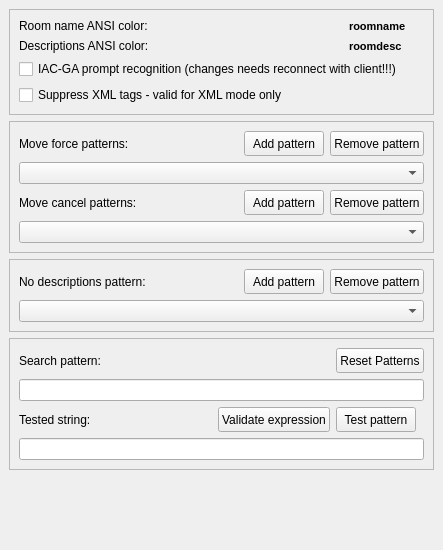
Qt form src/preferences/parserpage.ui (MUME/MMapper) before a commit.
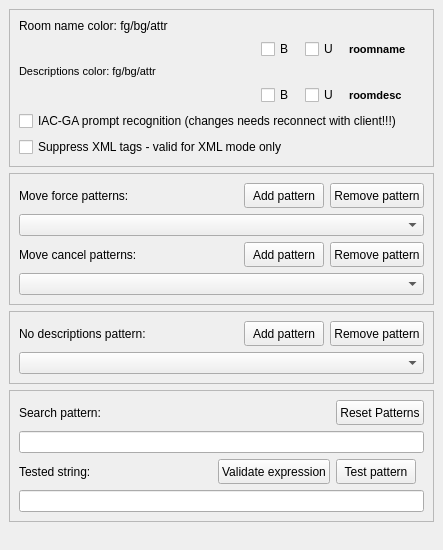
The same form after that commit. Custom widgets are drawn as their Qt base class.

Commit message: new color selection implemented

```diff
--- a/src/preferences/parserpage.ui
+++ b/src/preferences/parserpage.ui
@@ -29,27 +29,14 @@
   <property name="windowTitle" >
    <string>Form1</string>
   </property>
-  <layout class="QGridLayout" >
+  <layout class="QVBoxLayout" >
    <property name="margin" >
     <number>9</number>
    </property>
    <property name="spacing" >
     <number>6</number>
    </property>
-   <item row="4" column="0" >
-    <spacer>
-     <property name="orientation" >
-      <enum>Qt::Vertical</enum>
-     </property>
-     <property name="sizeHint" >
-      <size>
-       <width>341</width>
-       <height>25</height>
-      </size>
-     </property>
-    </spacer>
-   </item>
-   <item row="0" column="0" >
+   <item>
     <widget class="QFrame" name="frame_4" >
      <property name="frameShape" >
       <enum>QFrame::StyledPanel</enum>
@@ -64,14 +51,47 @@
       <property name="spacing" >
        <number>6</number>
       </property>
-      <item row="3" column="0" colspan="3" >
+      <item row="2" column="3" colspan="2" >
+       <widget class="QLabel" name="roomDescColorLabel" >
+        <property name="text" >
+         <string/>
+        </property>
+       </widget>
+      </item>
+      <item row="0" column="3" colspan="2" >
+       <widget class="QLabel" name="roomNameColorLabel" >
+        <property name="text" >
+         <string/>
+        </property>
+       </widget>
+      </item>
+      <item row="1" column="1" >
+       <widget class="AnsiCombo" name="roomNameAnsiColorBG" />
+      </item>
+      <item row="3" column="1" >
+       <widget class="AnsiCombo" name="roomDescAnsiColorBG" />
+      </item>
+      <item row="5" column="0" colspan="5" >
        <widget class="QCheckBox" name="suppressXmlTagsCheckBox" >
         <property name="text" >
          <string>Suppress XML tags - valid for XML mode only</string>
         </property>
        </widget>
       </item>
-      <item row="1" column="2" >
+      <item row="4" column="0" colspan="5" >
+       <widget class="QCheckBox" name="IACPromptCheckBox" >
+        <property name="text" >
+         <string>IAC-GA prompt recognition (changes needs reconnect with client!!!)</string>
+        </property>
+       </widget>
+      </item>
+      <item row="1" column="0" >
+       <widget class="AnsiCombo" name="roomNameAnsiColor" />
+      </item>
+      <item row="3" column="0" >
+       <widget class="AnsiCombo" name="roomDescAnsiColor" />
+      </item>
+      <item row="3" column="4" >
        <widget class="QLabel" name="labelRoomDesc" >
         <property name="sizePolicy" >
          <sizepolicy>
@@ -103,7 +123,72 @@
         </property>
        </widget>
       </item>
-      <item row="0" column="2" >
+      <item row="2" column="0" colspan="3" >
+       <widget class="QLabel" name="textLabel1_7" >
+        <property name="minimumSize" >
+         <size>
+          <width>280</width>
+          <height>0</height>
+         </size>
+        </property>
+        <property name="text" >
+         <string>&lt;html>&lt;head>&lt;meta name="qrichtext" content="1" />&lt;/head>&lt;body style=" white-space: pre-wrap; font-family:MS Shell Dlg; font-size:8.25pt; font-weight:400; font-style:normal; text-decoration:none;">&lt;p style=" margin-top:0px; margin-bottom:0px; margin-left:0px; margin-right:0px; -qt-block-indent:0; text-indent:0px; font-size:8pt;">Descriptions color: fg/bg/attr&lt;/p>&lt;/body>&lt;/html></string>
+        </property>
+       </widget>
+      </item>
+      <item row="1" column="2" >
+       <widget class="QCheckBox" name="roomNameAnsiBold" >
+        <property name="maximumSize" >
+         <size>
+          <width>38</width>
+          <height>16777215</height>
+         </size>
+        </property>
+        <property name="text" >
+         <string>B</string>
+        </property>
+       </widget>
+      </item>
+      <item row="1" column="3" >
+       <widget class="QCheckBox" name="roomNameAnsiUnderline" >
+        <property name="maximumSize" >
+         <size>
+          <width>38</width>
+          <height>16777215</height>
+         </size>
+        </property>
+        <property name="text" >
+         <string>U</string>
+        </property>
+       </widget>
+      </item>
+      <item row="3" column="3" >
+       <widget class="QCheckBox" name="roomDescAnsiUnderline" >
+        <property name="maximumSize" >
+         <size>
+          <width>38</width>
+          <height>16777215</height>
+         </size>
+        </property>
+        <property name="text" >
+         <string>U</string>
+        </property>
+       </widget>
+      </item>
+      <item row="3" column="2" >
+       <widget class="QCheckBox" name="roomDescAnsiBold" >
+        <property name="maximumSize" >
+         <size>
+          <width>38</width>
+          <height>16777215</height>
+         </size>
+        </property>
+        <property name="text" >
+         <string>B</string>
+        </property>
+       </widget>
+      </item>
+      <item row="1" column="4" >
        <widget class="QLabel" name="labelRoomColor" >
         <property name="sizePolicy" >
          <sizepolicy>
@@ -135,37 +220,23 @@
         </property>
        </widget>
       </item>
-      <item row="1" column="1" >
-       <widget class="AnsiCombo" name="roomDescAnsiColor" />
-      </item>
-      <item row="0" column="1" >
-       <widget class="AnsiCombo" name="roomNameAnsiColor" />
-      </item>
-      <item row="0" column="0" >
+      <item row="0" column="0" colspan="3" >
        <widget class="QLabel" name="textLabel1_3" >
-        <property name="text" >
-         <string>Room name ANSI color:</string>
+        <property name="minimumSize" >
+         <size>
+          <width>280</width>
+          <height>0</height>
+         </size>
         </property>
-       </widget>
-      </item>
-      <item row="1" column="0" >
-       <widget class="QLabel" name="textLabel1_7" >
         <property name="text" >
-         <string>Descriptions ANSI color:</string>
-        </property>
-       </widget>
-      </item>
-      <item row="2" column="0" colspan="3" >
-       <widget class="QCheckBox" name="IACPromptCheckBox" >
-        <property name="text" >
-         <string>IAC-GA prompt recognition (changes needs reconnect with client!!!)</string>
+         <string>Room name color: fg/bg/attr</string>
         </property>
        </widget>
       </item>
      </layout>
     </widget>
    </item>
-   <item row="1" column="0" >
+   <item>
     <widget class="QFrame" name="frame_3" >
      <property name="frameShape" >
       <enum>QFrame::StyledPanel</enum>
@@ -320,7 +391,7 @@
      </layout>
     </widget>
    </item>
-   <item row="2" column="0" >
+   <item>
     <widget class="QFrame" name="frame_2" >
      <property name="frameShape" >
       <enum>QFrame::StyledPanel</enum>
@@ -411,7 +482,7 @@
      </layout>
     </widget>
    </item>
-   <item row="3" column="0" >
+   <item>
     <widget class="QFrame" name="frame" >
      <property name="frameShape" >
       <enum>QFrame::StyledPanel</enum>
@@ -530,6 +601,19 @@
      </layout>
     </widget>
    </item>
+   <item>
+    <spacer>
+     <property name="orientation" >
+      <enum>Qt::Vertical</enum>
+     </property>
+     <property name="sizeHint" >
+      <size>
+       <width>341</width>
+       <height>31</height>
+      </size>
+     </property>
+    </spacer>
+   </item>
   </layout>
  </widget>
  <layoutdefault spacing="6" margin="11" />
```
The commit also changes 5 other files.
